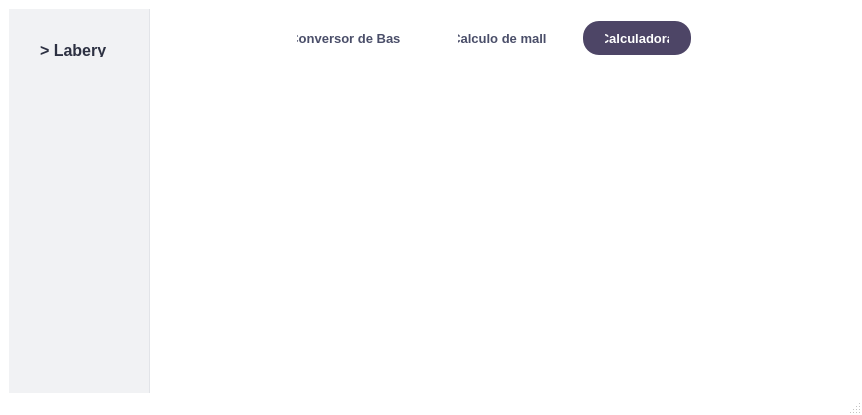
Above: interfaz.ui from naxiCh/proyectoPN before the change. Below: the same form after it.
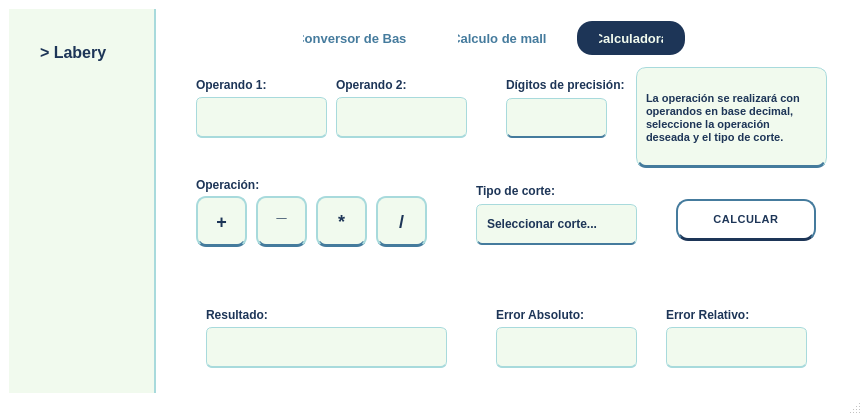
That is the form after the change. The open tabs and pages were chosen to show the change. Icons and pictures are not drawn.

Commit message: interfaz calculadora

Patch:
```diff
--- a/interfaz.ui
+++ b/interfaz.ui
@@ -116,25 +116,30 @@
   </property>
   <property name="styleSheet">
    <string notr="true">/* ==========================================================================
-   VENTANA PRINCIPAL
+   1. VENTANA PRINCIPAL
    ========================================================================== */
 QMainWindow, QWidget#centralwidget {
     background-color: #FFFFFF;
     font-family: 'Segoe UI', -apple-system, Arial, sans-serif;
 }
 
+QWidget#franjaMalla, QWidget#franjaBotones, QWidget#franjaResultados_2,
+QWidget#franjaSuperiorC, QWidget#franjaMediaC, QWidget#franjaInferiorC,
+QWidget#malla, QWidget#tab_3, QWidget#tab {
+    background-color: transparent;
+}
+
 /* ==========================================================================
-   BARRA LATERAL IZQUIERDA (&gt; Labery)
+   2. BARRA LATERAL IZQUIERDA (&gt; Labery)
    ========================================================================== */
 QWidget#sidebar {
-    background-color: #F1F2F4;
-    border-right: 1px solid #E2E4E8;
-    min-width: 140px;
-    max-width: 150px;
+    background-color: #F1FAEE;
+    border-right: 1.5px solid #A8DADC;
+    min-width: 145px; /* Evita que el layout principal aplaste la barra */
 }
 
 QWidget#sidebar QLabel {
-    color: #2D3142;
+    color: #1D3557;
     font-size: 16px;
     font-weight: 700;
     padding-top: 25px;
@@ -142,218 +147,174 @@
 }
 
 /* ==========================================================================
-   PESTAÑAS SUPERIORES (Cápsula ovalada idéntica a Figma)
+   3. PESTAÑAS SUPERIORES (Cápsula ovalada recuperada)
    ========================================================================== */
 QTabWidget::pane {
     border: none;
     background-color: #FFFFFF;
-    /* Separación extra entre la línea de pestañas y el contenido de abajo */
-    margin-top: 15px; 
+    margin-top: 12px;
 }
 
 QTabWidget::tab-bar {
-    left: 10px;
     alignment: center;
 }
 
-/* Pestañas inactivas: texto plano con respiración lateral */
 QTabBar::tab {
     background: transparent;
-    color: #4A4E69;
+    color: #457B9D;
     font-size: 13px;
-    font-weight: 500;
-    padding: 8px 24px;
+    font-weight: 600;
+    padding: 8px 22px;
     margin-right: 8px;
     border: none;
-    border-radius: 17px;
-    min-height: 18px;
+    border-radius: 15px;
+    min-height: 18px; /* Necesario para que Qt no dibuje un rectángulo */
 }
 
-/* Pestaña activa: Cápsula sólida violeta redondeada */
 QTabBar::tab:selected {
-    background-color: #4D4566;
-    color: #FFFFFF;
-    font-weight: 600;
-    border-radius: 17px;
-}
-
-QTabBar::tab:hover:!selected {
-    background-color: #F4F4F6;
-    color: #22223B;
-}
-
-/* ==========================================================================
-   ETIQUETAS GENERALES
-   ========================================================================== */
-QLabel {
-    color: #2B2D42;
-    font-size: 12px;
-    font-weight: 500;
-    margin-bottom: 4px;
-}
-
-/* ==========================================================================
-   SELECTORES DESPLEGABLES (Base origen, Base destino, Precisión)
-   ========================================================================== */
-QComboBox, QSpinBox {
-    background-color: #E2E4E8;
-    color: #22223B;
-    border: none;
-    border-radius: 6px;
-    padding: 6px 14px 6px 12px;
-    font-size: 12px;
-    min-height: 22px;
-    min-width: 75px;
-}
-
-QComboBox::drop-down {
-    subcontrol-origin: padding;
-    subcontrol-position: center right;
-    width: 22px;
-    border: none;
-}
-
-QComboBox::down-arrow {
-    image: none;
-    border-left: 4px solid transparent;
-    border-right: 4px solid transparent;
-    border-top: 5px solid #4A4E69;
-    margin-right: 6px;
-}
-
-QComboBox QAbstractItemView {
-    background-color: #FFFFFF;
-    border: 1px solid #D0D5DD;
-    selection-background-color: #4D4566;
-    selection-color: #FFFFFF;
-    border-radius: 6px;
-    padding: 4px;
-    outline: none;
-}
-
-/* ==========================================================================
-   CAMPO DE TEXTO DEL NÚMERO A CONVERTIR
-   ========================================================================== */
-QLineEdit#lineNumero, QLineEdit#lineRedondeo, QLineEdit#lineTruncamiento {
-    background-color: #E2E4E8;
-    color: #22223B;
-    border: 1px solid #D8DCE0;
-    border-radius: 6px;
-    padding: 1px 5px;        /* Reduce el padding vertical a 2px */
-    font-size: 13px;
-    min-height: 5px;         /* Garantiza espacio vertical suficiente */
-}
-
-QLineEdit:focus {
-    background-color: #FFFFFF;
-    border: 1.5px solid #4D4566;
-}
-
-/* ==========================================================================
-   BOTÓN CONVERTIR / CALCULAR
-   ========================================================================== */
-QPushButton#btnCalcular, QPushButton {
-    background-color: #FFFFFF;
-    color: #22223B;
-    border: 1.5px solid #DCDFE4;
-    border-radius: 14px;
-    font-size: 11px;
+    background-color: #1D3557;
+    color: #F1FAEE;
     font-weight: 700;
-    letter-spacing: 0.8px;
+    border-radius: 15px;
 }
 
-QPushButton:hover {
-    background-color: #F8F9FA;
-    border-color: #B0B5BD;
-}
-
-QPushButton:pressed {
-    background-color: #ECEFF1;
-}
-
-/* ==========================================================================
-   BOTONES DE COPIAR RESULTADO (📋)
-   ========================================================================== */
-QToolButton {
-    background-color: transparent;
-    border: 1px solid #DCDFE4;
-    border-radius: 6px;
-    padding: 5px 8px;
-    color: #4A4E69;
-    font-size: 12px;
-}
-
-QToolButton:hover {
-    background-color: #F0F1F5;
-    border-color: #B0B5BD;
-}
-
-/* ==========================================================================
-   TARJETA ROJA DE ADVERTENCIA
-   ========================================================================== */
-QFrame#frameAlerta {
-    background-color: #FFFFFF;
-    border: 1.5px solid #EF4444;
-    border-radius: 10px;
-    padding: 10px 14px;
-    max-width: 320px;
-    margin-right: 10px;
-}
-
-QFrame#frameAlerta QLabel {
-    color: #1F2937;
-    font-size: 12px;
-    font-weight: 500;
+QTabBar::tab:hover:!selected {
+    background-color: #F1FAEE;
+    color: #1D3557;
 }
 
 QTabBar::tab:first {
-    margin-left: 125px; /* Subí este número (ej: 80px, 120px) para moverlas más al medio */
+    margin-left: 125px;
 }
 
 /* ==========================================================================
-   PESTAÑA: CÁLCULO DE MALLA (tab_2 / malla)
+   4. ETIQUETAS GENERALES
    ========================================================================== */
-QWidget#malla {
-    background-color: #FFFFFF;
+QLabel {
+    color: #1D3557;
+    font-size: 12px;
+    font-weight: 600;
 }
 
-/* Contenedores interiores transparentes */
-QWidget#franjaMalla, QWidget#franjaBotones, QWidget#franjaResultados_2 {
-    background-color: transparent;
-}
-
-/* Tarjeta explicativa teórica (B, t, L, U) */
-QFrame#frmAclaraciones {
-    background-color: #FAFAFB;
-    border: 1px solid #DCE0E5;
-    border-radius: 8px;
-}
-
-QLabel#lblAclaraciones {
-    color: #4A4E69;
-    font-size: 11px;
+/* ==========================================================================
+   5. SELECTORES DESPLEGABLES (QComboBox) - Sin bloqueos de tamaño
+   ========================================================================== */
+QComboBox, QSpinBox {
+    background-color: #F1FAEE;
+    color: #1D3557;
+    border: 1px solid #A8DADC;
+    border-bottom: 2px solid #457B9D;
+    border-radius: 6px;
+    padding: 2px 10px;
+    font-size: 12px;
     font-weight: 500;
-    line-height: 14px;
 }
 
-/* Títulos de sección */
-QLabel#lblParametros, QLabel#lblARepresentar, QLabel#lblRedondeo, QLabel#lblTruncamiento {
-    color: #22223B;
-    font-size: 12px;
-    font-weight: 600;
+QComboBox:hover {
+    background-color: #FFFFFF;
+    border-color: #457B9D;
 }
 
-/* ==========================================================================
-   LAS 4 TARJETAS / BOTONES DE MÉTRICAS (menor, mayor, cant, distancia)
-   ========================================================================== */
-QPushButton#btnMenor, QPushButton#btnMayor, QPushButton#btnNumero, QPushButton#btnDistancia {
-    background-color: #E2E4E8;
-    color: #4A4E69;
-    font-size: 11px;
-    font-weight: 600;
+QComboBox::drop-down {
+    subcontrol-origin: padding;
+    subcontrol-position: center right;
+    width: 20px;
     border: none;
+}
+
+QComboBox::down-arrow {
+    image: none;
+    border-left: 4px solid transparent;
+    border-right: 4px solid transparent;
+    border-top: 5px solid #1D3557;
+    margin-right: 6px;
+}
+
+QComboBox QAbstractItemView {
+    background-color: #FFFFFF;
+    color: #1D3557;
+    border: 1px solid #457B9D;
+    selection-background-color: #1D3557;
+    selection-color: #F1FAEE;
+    border-radius: 6px;
+    padding: 4px;
+    outline: none;
+}
+
+/* ==========================================================================
+   6. CAMPOS DE TEXTO (QLineEdit) - Sin bloqueos de tamaño
+   ========================================================================== */
+QLineEdit {
+    background-color: #F1FAEE;
+    color: #1D3557;
+    border: 1px solid #A8DADC;
+    border-bottom: 2px solid #A8DADC;
+    border-radius: 6px;
+    padding: 0px 8px;
+    font-size: 12px;
+}
+
+QLineEdit:focus {
+    background-color: #FFFFFF;
+    border: 1.5px solid #457B9D;
+}
+
+QLineEdit#lineL, QLineEdit#lineU {
+    qproperty-alignment: AlignCenter;
+}
+
+QLineEdit:read-only,
+QLineEdit#lineRedondeo:read-only, 
+QLineEdit#lineTruncamiento:read-only,
+QLineEdit#lineResultadoC:read-only,
+QLineEdit#lineAbsoluto:read-only,
+QLineEdit#lineRelativo:read-only {
+    background-color: #EBF5F5;
+    color: #1D3557;
+    border: 1px solid #A8DADC;
+    font-weight: 600;
+}
+
+/* ==========================================================================
+   7. BOTONES DE ACCIÓN PRINCIPALES - Sin bloqueos de tamaño
+   ========================================================================== */
+QPushButton {
+    background-color: #FFFFFF;
+    color: #1D3557;
+    border: 1.5px solid #457B9D;
+    border-bottom: 3px solid #1D3557;
     border-radius: 12px;
-    padding: 6px 8px;
+    font-size: 11px;
+    font-weight: 700;
+    letter-spacing: 0.5px;
+    padding: 2px 8px;
+}
+
+QPushButton:hover {
+    background-color: #457B9D;
+    color: #F1FAEE;
+    border-color: #1D3557;
+}
+
+QPushButton:pressed {
+    background-color: #1D3557;
+    color: #F1FAEE;
+    border-bottom: 1.5px solid #1D3557;
+}
+
+/* ==========================================================================
+   8. BOTONES DE MÉTRICAS DE MALLA (Pestaña 2)
+   ========================================================================== */
+QPushButton#btnMenor, QPushButton#btnMayor, 
+QPushButton#btnNumero, QPushButton#btnDistancia {
+    background-color: #A8DADC;
+    color: #1D3557;
+    font-size: 11px;
+    font-weight: 600;
+    border: 1px solid #89C2C5;
+    border-bottom: 3px solid #457B9D;
+    border-radius: 12px;
+    padding: 2px 4px;
     text-align: center;
 }
 
@@ -364,36 +325,72 @@
 }
 
 /* ==========================================================================
-   CAMPOS DE TEXTO Y BOTÓN REPRESENTAR
+   9. TARJETAS INFORMATIVAS Y DE ALERTA
    ========================================================================== */
-QLineEdit#lineNumero, QLineEdit#lineRedondeo, QLineEdit#lineTruncamiento {
-    background-color: #E2E4E8;
-    color: #22223B;
-    border: 1px solid #D8DCE0;
-    border-radius: 6px;
-    padding: 4px 10px;
-    font-size: 12px;
+QFrame#frmAclaraciones, QFrame#frameCalculadora {
+    background-color: #F1FAEE;
+    border: 1px solid #A8DADC;
+    border-bottom: 3px solid #457B9D;
+    border-radius: 10px;
 }
 
-/* Campos de resultados como sólo lectura en gris claro */
-QLineEdit#lineRedondeo:read-only, QLineEdit#lineTruncamiento:read-only {
-    background-color: #ECECF0;
-    color: #4D4566;
+QLabel#lblAclaraciones, QLabel#lblFrameC {
+    color: #1D3557;
+    font-size: 11px;
+    font-weight: 500;
+}
+
+QFrame#frameAlerta {
+    background-color: #FFF5F5;
+    border: 1.5px solid #E63946;
+    border-bottom: 3px solid #E63946;
+    border-radius: 10px;
+    padding: 6px;
+}
+
+QFrame#frameAlerta QLabel {
+    color: #E63946;
+    font-size: 11px;
     font-weight: 600;
 }
 
-QPushButton#btnRepresentar {
-    background-color: #FFFFFF;
-    color: #22223B;
-    border: 1.5px solid #DCDFE4;
-    border-radius: 12px;
-    font-size: 12px;
-    font-weight: 700;
+/* ==========================================================================
+   10. BOTONES DE OPERACIÓN Y COPIAR (QToolButton)
+   ========================================================================== */
+QToolButton#btnSumar, QToolButton#btnRestar, 
+QToolButton#btnMultiplicar, QToolButton#btnDividir {
+    background-color: #F1FAEE;
+    color: #1D3557;
+    border: 1.5px solid #A8DADC;
+    border-bottom: 3px solid #457B9D;
+    border-radius: 10px;
+    font-size: 18px;
+    font-weight: bold;
 }
 
-QPushButton#btnRepresentar:hover {
-    background-color: #F8F9FA;
-    border-color: #B0B5BD;
+QToolButton#btnSumar:hover, QToolButton#btnRestar:hover, 
+QToolButton#btnMultiplicar:hover, QToolButton#btnDividir:hover {
+    background-color: #A8DADC;
+    border-color: #1D3557;
+}
+
+QToolButton#btnSumar:checked, QToolButton#btnRestar:checked, 
+QToolButton#btnMultiplicar:checked, QToolButton#btnDividir:checked {
+    background-color: #1D3557;
+    color: #F1FAEE;
+    border-color: #1D3557;
+}
+
+QToolButton:!checked {
+    background-color: #F1FAEE;
+    border: 1px solid #A8DADC;
+    border-radius: 6px;
+    color: #1D3557;
+}
+
+QToolButton:!checked:hover {
+    background-color: #A8DADC;
+    border-color: #457B9D;
 }</string>
   </property>
   <widget class="QWidget" name="centralwidget">
@@ -417,7 +414,7 @@
       </property>
       <property name="maximumSize">
        <size>
-        <width>151</width>
+        <width>16777215</width>
         <height>3000</height>
        </size>
       </property>
@@ -477,190 +474,6 @@
        </property>
        <item row="0" column="0">
         <widget class="QTabWidget" name="pestanias">
-         <property name="styleSheet">
-          <string notr="true">/* ==========================================================================
-   VENTANA PRINCIPAL
-   ========================================================================== */
-QMainWindow, QWidget#centralwidget {
-    background-color: #FFFFFF;
-    font-family: 'Segoe UI', -apple-system, Arial, sans-serif;
-}
-
-/* ==========================================================================
-   BARRA LATERAL IZQUIERDA (&gt; Labery)
-   ========================================================================== */
-QWidget#sidebar {
-    background-color: #F0F1F3;
-    border-right: 1px solid #E2E4E8;
-    min-width: 140px;
-    max-width: 150px;
-}
-
-QWidget#sidebar QLabel {
-    color: #2D3142;
-    font-size: 16px;
-    font-weight: 700;
-    padding-top: 25px;
-    padding-left: 18px;
-}
-
-/* ==========================================================================
-   PESTAÑAS SUPERIORES (Cápsula activa + texto plano)
-   ========================================================================== */
-QTabWidget::pane {
-    border: none;
-    background-color: #FFFFFF;
-}
-
-QTabWidget::tab-bar {
-    left: 0px;
-    alignment: center;
-}
-
-QTabBar::tab {
-    background: transparent;
-    color: #4A4E69;
-    font-size: 13px;
-    font-weight: 500;
-    padding: 8px 22px;
-    margin-right: 14px;
-    border: none;
-    border-radius: 16px;
-}
-
-/* Píldora activa idéntica a Figma */
-QTabBar::tab:selected {
-    background-color: #4D4566;
-    color: #FFFFFF;
-    font-weight: 600;
-}
-
-QTabBar::tab:hover:!selected {
-    background-color: #F4F4F6;
-    color: #22223B;
-}
-
-/* ==========================================================================
-   ETIQUETAS GENERALES
-   ========================================================================== */
-QLabel {
-    color: #2B2D42;
-    font-size: 12px;
-    font-weight: 500;
-}
-
-/* ==========================================================================
-   SELECTORES DESPLEGABLES (Bases y Precisión)
-   ========================================================================== */
-QComboBox, QSpinBox {
-    background-color: #E2E4E8;
-    color: #22223B;
-    border: none;
-    border-radius: 6px;
-    padding: 6px 14px 6px 12px;
-    font-size: 12px;
-    min-height: 22px;
-    min-width: 70px;
-}
-
-QComboBox::drop-down {
-    subcontrol-origin: padding;
-    subcontrol-position: center right;
-    width: 22px;
-    border: none;
-}
-
-QComboBox::down-arrow {
-    image: none;
-    border-left: 4px solid transparent;
-    border-right: 4px solid transparent;
-    border-top: 5px solid #4A4E69;
-    margin-right: 6px;
-}
-
-QComboBox QAbstractItemView {
-    background-color: #FFFFFF;
-    border: 1px solid #D0D5DD;
-    selection-background-color: #4D4566;
-    selection-color: #FFFFFF;
-    border-radius: 6px;
-    padding: 4px;
-}
-
-/* ==========================================================================
-   CAMPO DE TEXTO DEL NÚMERO
-   ========================================================================== */
-QLineEdit#txtNumero, QLineEdit {
-    background-color: #E2E4E8;
-    color: #22223B;
-    border: 1px solid #D8DCE0;
-    border-radius: 6px;
-    padding: 10px 14px;
-    font-size: 13px;
-}
-
-QLineEdit:focus {
-    background-color: #FFFFFF;
-    border: 1.5px solid #4D4566;
-}
-
-/* ==========================================================================
-   BOTÓN CALCULAR (Acolchonado y sin texto recortado)
-   ========================================================================== */
-QPushButton#btnCalcular, QPushButton {
-    background-color: #FFFFFF;
-    color: #22223B;
-    border: 1px solid #DCDFE4;
-    border-radius: 12px;
-    font-size: 11px;
-    font-weight: 700;
-    letter-spacing: 0.6px;
-    padding: 10px 24px;
-    min-height: 20px;
-    min-width: 90px;
-}
-
-QPushButton:hover {
-    background-color: #F8F9FA;
-    border-color: #C0C4CC;
-}
-
-QPushButton:pressed {
-    background-color: #E9ECEF;
-}
-
-/* ==========================================================================
-   BOTONES DE COPIAR RESULTADOS (ToolButtons)
-   ========================================================================== */
-QToolButton {
-    background-color: transparent;
-    border: 1px solid #DCDFE4;
-    border-radius: 4px;
-    padding: 4px 6px;
-    color: #4A4E69;
-}
-
-QToolButton:hover {
-    background-color: #F0F1F5;
-}
-
-/* ==========================================================================
-   TARJETA ROJA DE ALERTA
-   ========================================================================== */
-QFrame#frameAlerta {
-    background-color: #FFFFFF;
-    border: 1.5px solid #EF4444;
-    border-radius: 10px;
-    padding: 12px 16px;
-    max-width: 320px;
-}
-
-QFrame#frameAlerta QLabel {
-    color: #1F2937;
-    font-size: 12px;
-    font-weight: 500;
-}</string>
-         </property>
          <property name="currentIndex">
           <number>1</number>
          </property>
@@ -1595,33 +1408,342 @@
           <widget class="QWidget" name="widget" native="true">
            <property name="geometry">
             <rect>
-             <x>9</x>
-             <y>9</y>
-             <width>701</width>
-             <height>81</height>
+             <x>0</x>
+             <y>109</y>
+             <width>711</width>
+             <height>121</height>
             </rect>
            </property>
-           <widget class="QWidget" name="widget_2" native="true">
+           <widget class="QToolButton" name="btnSumar">
             <property name="geometry">
              <rect>
-              <x>0</x>
+              <x>40</x>
+              <y>20</y>
+              <width>51</width>
+              <height>51</height>
+             </rect>
+            </property>
+            <property name="font">
+             <font>
+              <pointsize>-1</pointsize>
+              <bold>true</bold>
+             </font>
+            </property>
+            <property name="text">
+             <string>+</string>
+            </property>
+           </widget>
+           <widget class="QToolButton" name="btnRestar">
+            <property name="geometry">
+             <rect>
+              <x>100</x>
+              <y>20</y>
+              <width>51</width>
+              <height>51</height>
+             </rect>
+            </property>
+            <property name="font">
+             <font>
+              <pointsize>-1</pointsize>
+              <bold>true</bold>
+             </font>
+            </property>
+            <property name="text">
+             <string>_
+</string>
+            </property>
+           </widget>
+           <widget class="QToolButton" name="btnMultiplicar">
+            <property name="geometry">
+             <rect>
+              <x>160</x>
+              <y>20</y>
+              <width>51</width>
+              <height>51</height>
+             </rect>
+            </property>
+            <property name="font">
+             <font>
+              <pointsize>-1</pointsize>
+              <bold>true</bold>
+             </font>
+            </property>
+            <property name="text">
+             <string>*</string>
+            </property>
+           </widget>
+           <widget class="QToolButton" name="btnDividir">
+            <property name="geometry">
+             <rect>
+              <x>220</x>
+              <y>20</y>
+              <width>51</width>
+              <height>51</height>
+             </rect>
+            </property>
+            <property name="font">
+             <font>
+              <pointsize>-1</pointsize>
+              <bold>true</bold>
+             </font>
+            </property>
+            <property name="text">
+             <string>/</string>
+            </property>
+           </widget>
+           <widget class="QComboBox" name="comboBox_2">
+            <property name="geometry">
+             <rect>
+              <x>320</x>
+              <y>28</y>
+              <width>161</width>
+              <height>41</height>
+             </rect>
+            </property>
+            <property name="placeholderText">
+             <string>Seleccionar corte...</string>
+            </property>
+            <item>
+             <property name="text">
+              <string>Truncamiento</string>
+             </property>
+            </item>
+            <item>
+             <property name="text">
+              <string>Redondeo Simétrico</string>
+             </property>
+            </item>
+           </widget>
+           <widget class="QLabel" name="lblOperacion">
+            <property name="geometry">
+             <rect>
+              <x>40</x>
+              <y>1</y>
+              <width>111</width>
+              <height>16</height>
+             </rect>
+            </property>
+            <property name="text">
+             <string>Operación:</string>
+            </property>
+           </widget>
+           <widget class="QLabel" name="lblCorte">
+            <property name="geometry">
+             <rect>
+              <x>320</x>
+              <y>4</y>
+              <width>91</width>
+              <height>21</height>
+             </rect>
+            </property>
+            <property name="text">
+             <string>Tipo de corte:</string>
+            </property>
+           </widget>
+           <widget class="QPushButton" name="btnCalcularC">
+            <property name="geometry">
+             <rect>
+              <x>520</x>
+              <y>23</y>
+              <width>140</width>
+              <height>42</height>
+             </rect>
+            </property>
+            <property name="text">
+             <string>CALCULAR</string>
+            </property>
+           </widget>
+          </widget>
+          <widget class="QWidget" name="franjaInferiorC" native="true">
+           <property name="geometry">
+            <rect>
+             <x>0</x>
+             <y>210</y>
+             <width>711</width>
+             <height>101</height>
+            </rect>
+           </property>
+           <widget class="QLineEdit" name="lineResultadoC">
+            <property name="geometry">
+             <rect>
+              <x>50</x>
+              <y>50</y>
+              <width>241</width>
+              <height>41</height>
+             </rect>
+            </property>
+           </widget>
+           <widget class="QLabel" name="lblResultadoC">
+            <property name="geometry">
+             <rect>
+              <x>50</x>
+              <y>30</y>
+              <width>121</width>
+              <height>16</height>
+             </rect>
+            </property>
+            <property name="text">
+             <string>Resultado:</string>
+            </property>
+           </widget>
+           <widget class="QLabel" name="lblAbsoluto">
+            <property name="geometry">
+             <rect>
+              <x>340</x>
+              <y>30</y>
+              <width>141</width>
+              <height>16</height>
+             </rect>
+            </property>
+            <property name="text">
+             <string>Error Absoluto:</string>
+            </property>
+           </widget>
+           <widget class="QLabel" name="lblRelativo">
+            <property name="geometry">
+             <rect>
+              <x>510</x>
+              <y>30</y>
+              <width>101</width>
+              <height>16</height>
+             </rect>
+            </property>
+            <property name="text">
+             <string>Error Relativo:</string>
+            </property>
+           </widget>
+           <widget class="QLineEdit" name="lineAbsoluto">
+            <property name="geometry">
+             <rect>
+              <x>340</x>
+              <y>50</y>
+              <width>141</width>
+              <height>41</height>
+             </rect>
+            </property>
+           </widget>
+           <widget class="QLineEdit" name="lineRelativo">
+            <property name="geometry">
+             <rect>
+              <x>510</x>
+              <y>50</y>
+              <width>141</width>
+              <height>41</height>
+             </rect>
+            </property>
+           </widget>
+          </widget>
+          <widget class="QWidget" name="franjaSuperiorC" native="true">
+           <property name="geometry">
+            <rect>
+             <x>10</x>
+             <y>0</y>
+             <width>711</width>
+             <height>101</height>
+            </rect>
+           </property>
+           <widget class="QLineEdit" name="lineOperando1">
+            <property name="geometry">
+             <rect>
+              <x>30</x>
+              <y>30</y>
+              <width>131</width>
+              <height>41</height>
+             </rect>
+            </property>
+           </widget>
+           <widget class="QLineEdit" name="lineOperando2">
+            <property name="geometry">
+             <rect>
+              <x>170</x>
+              <y>30</y>
+              <width>131</width>
+              <height>41</height>
+             </rect>
+            </property>
+           </widget>
+           <widget class="QLabel" name="lblOperando1">
+            <property name="geometry">
+             <rect>
+              <x>30</x>
+              <y>10</y>
+              <width>101</width>
+              <height>16</height>
+             </rect>
+            </property>
+            <property name="text">
+             <string>Operando 1:</string>
+            </property>
+           </widget>
+           <widget class="QLabel" name="lblOperando2">
+            <property name="geometry">
+             <rect>
+              <x>170</x>
+              <y>10</y>
+              <width>111</width>
+              <height>16</height>
+             </rect>
+            </property>
+            <property name="text">
+             <string>Operando 2:</string>
+            </property>
+           </widget>
+           <widget class="QComboBox" name="comboPrecisionC">
+            <property name="geometry">
+             <rect>
+              <x>340</x>
+              <y>31</y>
+              <width>101</width>
+              <height>40</height>
+             </rect>
+            </property>
+           </widget>
+           <widget class="QLabel" name="lblPrecisionC">
+            <property name="geometry">
+             <rect>
+              <x>340</x>
+              <y>10</y>
+              <width>141</width>
+              <height>16</height>
+             </rect>
+            </property>
+            <property name="text">
+             <string>Dígitos de precisión:</string>
+            </property>
+           </widget>
+           <widget class="QFrame" name="frameCalculadora">
+            <property name="geometry">
+             <rect>
+              <x>470</x>
               <y>0</y>
-              <width>701</width>
-              <height>80</height>
+              <width>191</width>
+              <height>101</height>
              </rect>
             </property>
+            <property name="frameShape">
+             <enum>QFrame::StyledPanel</enum>
+            </property>
+            <property name="frameShadow">
+             <enum>QFrame::Raised</enum>
+            </property>
+            <widget class="QLabel" name="lblFrameC">
+             <property name="geometry">
+              <rect>
+               <x>10</x>
+               <y>0</y>
+               <width>171</width>
+               <height>101</height>
+              </rect>
+             </property>
+             <property name="text">
+              <string>La operación se realizará con operandos en base decimal, seleccione la operación deseada y el tipo de corte.</string>
+             </property>
+             <property name="wordWrap">
+              <bool>true</bool>
+             </property>
+            </widget>
            </widget>
           </widget>
-          <widget class="QWidget" name="widget_3" native="true">
-           <property name="geometry">
-            <rect>
-             <x>10</x>
-             <y>100</y>
-             <width>601</width>
-             <height>80</height>
-            </rect>
-           </property>
-          </widget>
          </widget>
         </widget>
        </item>
```
Left out of the diff: 345 changed lines with no effect on the pictures. The commit also changes 1 other file.
